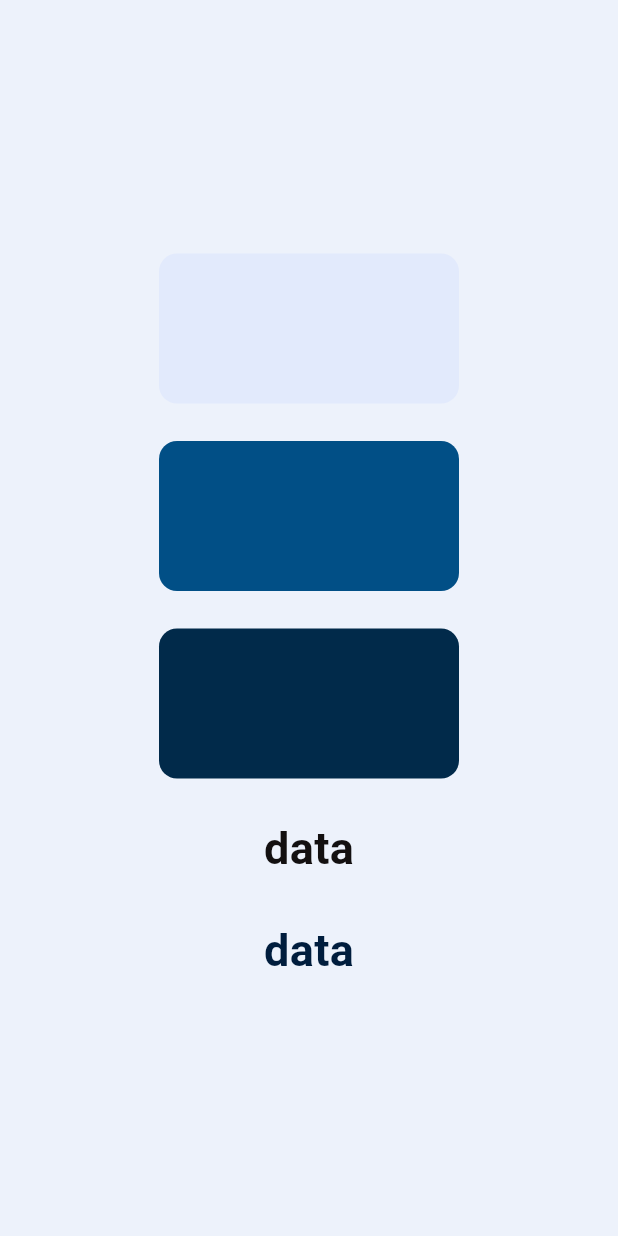
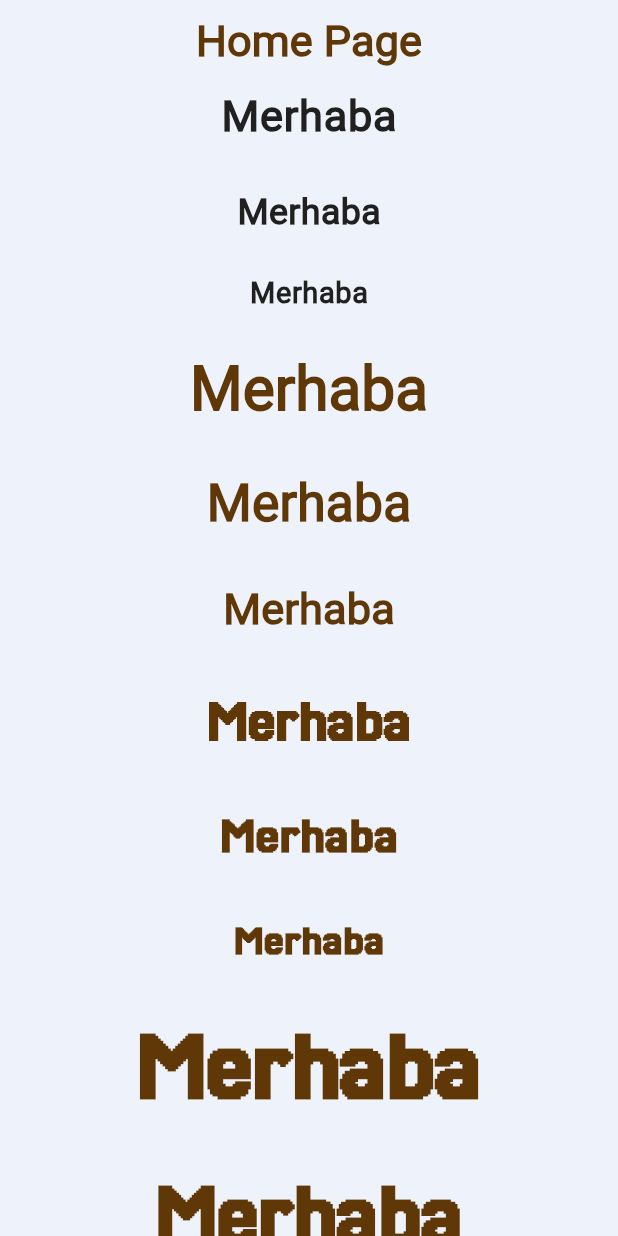
Before and after one commit to egeinann/Mind-Training-App, a Flutter app: the screen it shows after launch, on a phone screen of 412 x 824 dp. Run offline on Flutter 3.47's test engine with Material 3 defaults, Android fonts, the phone set to English and light mode, and no system bars; our stand-ins replace get, responsive_sizer.

Commit message:
font ve tema yapıları tamamlandı

```diff
--- a/lib/main.dart
+++ b/lib/main.dart
@@ -2,6 +2,8 @@ import 'package:flutter/material.dart';
 import 'package:get/get_navigation/get_navigation.dart';
 import 'package:mind_training_app/routes/pages.dart';
 import 'package:mind_training_app/routes/routes.dart';
+import 'package:mind_training_app/utils/themes.dart';
+import 'package:responsive_sizer/responsive_sizer.dart';
 
 void main() {
   runApp(const MyApp());
@@ -13,10 +15,17 @@ class MyApp extends StatelessWidget {
   // This widget is the root of your application.
   @override
   Widget build(BuildContext context) {
-    return GetMaterialApp(
-      debugShowCheckedModeBanner: false,
-      initialRoute: Routes.homepage,
-      getPages: Pages.pages,
+    return ResponsiveSizer(
+      builder: (context, orientation, screenType) {
+        return GetMaterialApp(
+          theme: ThemeClass.lightTheme,
+          themeMode: ThemeMode.light,
+          darkTheme: ThemeClass.darkTheme,
+          debugShowCheckedModeBanner: false,
+          initialRoute: Routes.homepage,
+          getPages: Pages.pages,
+        );
+      },
     );
   }
 }
--- a/lib/modules/home_page.dart
+++ b/lib/modules/home_page.dart
@@ -1,5 +1,5 @@
 import 'package:flutter/material.dart';
-import 'package:mind_training_app/utils/colors.dart';
+import 'package:get/get.dart';
 
 class HomePage extends StatelessWidget {
   const HomePage({super.key});
@@ -7,32 +7,32 @@ class HomePage extends StatelessWidget {
   @override
   Widget build(BuildContext context) {
     return Scaffold(
-      backgroundColor: LightColors.background,
+      appBar: AppBar(
+        title: Text("Home Page", style: Get.theme.textTheme.titleSmall),
+        centerTitle: true,
+      ),
       body: Center(
-        child: Column(
-          mainAxisAlignment: MainAxisAlignment.center,
-          spacing: 25,
-          children: [
-            qwe(LightColors.background2),
-            qwe(LightColors.focus),
-            qwe(LightColors.primary),
-            Text(
-              "data",
-              style: TextStyle(
-                color: LightColors.textAndIcon,
-                fontSize: 30,
-                fontWeight: FontWeight.bold,
-              ),
-            ),
-            Text(
-              "data",
-              style: TextStyle(
-                color: LightColors.textAndIcon2,
-                fontSize: 30,
-                fontWeight: FontWeight.bold,
-              ),
-            ),
-          ],
+        child: SingleChildScrollView(
+          physics: const BouncingScrollPhysics(),
+          child: Column(
+            mainAxisAlignment: MainAxisAlignment.center,
+            spacing: 25,
+            children: [
+              Text("Merhaba", style: Get.theme.textTheme.bodyLarge),
+              Text("Merhaba", style: Get.theme.textTheme.bodyMedium),
+              Text("Merhaba", style: Get.theme.textTheme.bodySmall),
+              Text("Merhaba", style: Get.theme.textTheme.titleLarge),
+              Text("Merhaba", style: Get.theme.textTheme.titleMedium),
+              Text("Merhaba", style: Get.theme.textTheme.titleSmall),
+              Text("Merhaba", style: Get.theme.textTheme.labelLarge),
+              Text("Merhaba", style: Get.theme.textTheme.labelMedium),
+              Text("Merhaba", style: Get.theme.textTheme.labelSmall),
+              Text("Merhaba", style: Get.theme.textTheme.displayLarge),
+              Text("Merhaba", style: Get.theme.textTheme.displayMedium),
+              Text("Merhaba", style: Get.theme.textTheme.displaySmall),
+              SizedBox(height: 100),
+            ],
+          ),
         ),
       ),
     );
--- a/lib/utils/colors.dart
+++ b/lib/utils/colors.dart
@@ -1,19 +1,21 @@
 import 'package:flutter/material.dart';
 
-class LightColors{
-  static Color background=const Color(0xFFedf2fb);
-  static Color background2=const Color(0xFFe2eafc);
-  static Color primary=const Color(0xFF012a4a);
-  static Color focus=const Color(0xFF014f86);
-  static Color textAndIcon=const Color(0xFF131010);
-  static Color textAndIcon2=const Color(0xFF001d3d);
+class LightColors {
+  static Color background = const Color(0xFFedf2fb);
+  static Color background2 = const Color(0xFFe2eafc);
+  static Color card = const Color(0xFF6f5e53);
+  static Color primary = const Color(0xFF8a7968);
+  static Color focus = const Color(0xFFc3a995);
+  static Color textAndIcon = const Color(0xFF202020);
+  static Color textAndIcon2 = const Color(0xFF603808);
 }
 
-class DarkColors{
-  static Color background=const Color(0xFF040f16);
-  static Color background2=const Color(0xFF242423);
-  static Color primary=const Color(0xFF012a4a);
-  static Color focus=const Color(0xFF014f86);
-  static Color textAndIcon=const Color(0xFFF5EFFF);
-  static Color textAndIcon2=const Color(0xFFb6ccfe);
+class DarkColors {
+  static Color background = const Color(0xFF202020);
+  static Color background2 = const Color(0xFF333533);
+  static Color card = const Color(0xFF6f5e53);
+  static Color primary = const Color(0xFF8a7968);
+  static Color focus = const Color(0xFFc3a995);
+  static Color textAndIcon = const Color(0xFFedf2fb);
+  static Color textAndIcon2 = const Color(0xFFddb892);
 }
--- a/lib/utils/strings.dart
+++ b/lib/utils/strings.dart
@@ -1,3 +1,5 @@
 class AppStrings{
-
+  static const String appName = "Mind Training";
+  static const String fontRoboto = "Roboto";
+  static const String fontJersey = "Jersey";
 }
--- a/lib/utils/themes.dart
+++ b/lib/utils/themes.dart
@@ -0,0 +1,232 @@
+import 'package:flutter/material.dart';
+import 'package:mind_training_app/utils/colors.dart';
+import 'package:mind_training_app/utils/strings.dart';
+import 'package:responsive_sizer/responsive_sizer.dart';
+
+class ThemeClass {
+  static final ThemeData lightTheme = ThemeData(
+    scaffoldBackgroundColor: LightColors.background,
+    canvasColor: LightColors.background2,
+    primaryColor: LightColors.primary,
+    cardColor: LightColors.card,
+    focusColor: LightColors.focus,
+    iconTheme: IconThemeData(color: LightColors.textAndIcon),
+    appBarTheme: AppBarTheme(
+      backgroundColor: LightColors.background,
+      foregroundColor: LightColors.textAndIcon,
+      elevation: 0,
+      scrolledUnderElevation: 0,
+      iconTheme: IconThemeData(color: LightColors.textAndIcon),
+    ),
+    textTheme: TextTheme(
+      // *** NEGATIVE TEXT STYLES ***
+      bodyLarge: TextStyle(
+        color: LightColors.textAndIcon,
+        fontSize: 22.sp,
+        fontWeight: FontWeight.bold,
+        fontFamily: AppStrings.fontRoboto,
+      ),
+      bodyMedium: TextStyle(
+        color: LightColors.textAndIcon,
+        fontSize: 20.sp,
+        fontWeight: FontWeight.bold,
+        fontFamily: AppStrings.fontRoboto,
+      ),
+      bodySmall: TextStyle(
+        color: LightColors.textAndIcon,
+        fontSize: 18.sp,
+        fontWeight: FontWeight.bold,
+        fontFamily: AppStrings.fontRoboto,
+      ),
+      // *** SAME TEXT STYLES ***
+      headlineLarge: TextStyle(
+        color: LightColors.background,
+        fontSize: 22.sp,
+        fontWeight: FontWeight.bold,
+        fontFamily: AppStrings.fontRoboto,
+      ),
+      headlineMedium: TextStyle(
+        color: LightColors.background,
+        fontSize: 20.sp,
+        fontWeight: FontWeight.bold,
+        fontFamily: AppStrings.fontRoboto,
+      ),
+      headlineSmall: TextStyle(
+        color: LightColors.background,
+        fontSize: 18.sp,
+        fontWeight: FontWeight.bold,
+        fontFamily: AppStrings.fontRoboto,
+      ),
+      // *** TITLE TEXT STYLES ***
+      titleLarge: TextStyle(
+        color: LightColors.textAndIcon2,
+        fontSize: 26.sp,
+        fontWeight: FontWeight.bold,
+        fontFamily: AppStrings.fontRoboto,
+      ),
+      titleMedium: TextStyle(
+        color: LightColors.textAndIcon2,
+        fontSize: 24.sp,
+        fontWeight: FontWeight.bold,
+        fontFamily: AppStrings.fontRoboto,
+      ),
+      titleSmall: TextStyle(
+        color: LightColors.textAndIcon2,
+        fontSize: 22.sp,
+        fontWeight: FontWeight.bold,
+        fontFamily: AppStrings.fontRoboto,
+      ),
+      // *** JERSEY TEXT STYLES ***
+      labelLarge: TextStyle(
+        color: LightColors.textAndIcon2,
+        fontSize: 26.sp,
+        fontWeight: FontWeight.bold,
+        fontFamily: AppStrings.fontJersey,
+      ),
+      labelMedium: TextStyle(
+        color: LightColors.textAndIcon2,
+        fontSize: 24.sp,
+        fontWeight: FontWeight.bold,
+        fontFamily: AppStrings.fontJersey,
+      ),
+      labelSmall: TextStyle(
+        color: LightColors.textAndIcon2,
+        fontSize: 22.sp,
+        fontWeight: FontWeight.bold,
+        fontFamily: AppStrings.fontJersey,
+      ),
+      // *** DISPLAY TEXT STYLES ***
+      displayLarge: TextStyle(
+        color: LightColors.textAndIcon2,
+        fontSize: 34.sp,
+        fontWeight: FontWeight.bold,
+        fontFamily: AppStrings.fontJersey,
+      ),
+      displayMedium: TextStyle(
+        color: LightColors.textAndIcon2,
+        fontSize: 32.sp,
+        fontWeight: FontWeight.bold,
+        fontFamily: AppStrings.fontJersey,
+      ),
+      displaySmall: TextStyle(
+        color: LightColors.textAndIcon2,
+        fontSize: 30.sp,
+        fontWeight: FontWeight.bold,
+        fontFamily: AppStrings.fontJersey,
+      ),
+    ),
+  );
+
+  static final ThemeData darkTheme = ThemeData(
+    scaffoldBackgroundColor: DarkColors.background,
+    canvasColor: DarkColors.background2,
+    primaryColor: DarkColors.primary,
+    cardColor: DarkColors.card,
+    focusColor: DarkColors.focus,
+    appBarTheme: AppBarTheme(
+      backgroundColor: DarkColors.background,
+      foregroundColor: DarkColors.textAndIcon,
+      elevation: 0,
+      scrolledUnderElevation: 0,
+      iconTheme: IconThemeData(color: DarkColors.textAndIcon),
+    ),
+    iconTheme: IconThemeData(color: DarkColors.textAndIcon),
+    textTheme: TextTheme(
+      // *** NEGATIVE TEXT STYLES ***
+      bodyLarge: TextStyle(
+        color: DarkColors.textAndIcon,
+        fontSize: 22.sp,
+        fontWeight: FontWeight.bold,
+        fontFamily: AppStrings.fontRoboto,
+      ),
+      bodyMedium: TextStyle(
+        color: DarkColors.textAndIcon,
+        fontSize: 20.sp,
+        fontWeight: FontWeight.bold,
+        fontFamily: AppStrings.fontRoboto,
+      ),
+      bodySmall: TextStyle(
+        color: DarkColors.textAndIcon,
+        fontSize: 18.sp,
+        fontWeight: FontWeight.bold,
+        fontFamily: AppStrings.fontRoboto,
+      ),
+      // *** SAME TEXT STYLES ***
+      headlineLarge: TextStyle(
+        color: DarkColors.background,
+        fontSize: 22.sp,
+        fontWeight: FontWeight.bold,
+        fontFamily: AppStrings.fontRoboto,
+      ),
+      headlineMedium: TextStyle(
+        color: DarkColors.background,
+        fontSize: 20.sp,
+        fontWeight: FontWeight.bold,
+        fontFamily: AppStrings.fontRoboto,
+      ),
+      headlineSmall: TextStyle(
+        color: DarkColors.background,
+        fontSize: 18.sp,
+        fontWeight: FontWeight.bold,
+        fontFamily: AppStrings.fontRoboto,
+      ),
+      // *** TITLE TEXT STYLES ***
+      titleLarge: TextStyle(
+        color: DarkColors.textAndIcon2,
+        fontSize: 26.sp,
+        fontWeight: FontWeight.bold,
+        fontFamily: AppStrings.fontRoboto,
+      ),
+      titleMedium: TextStyle(
+        color: DarkColors.textAndIcon2,
+        fontSize: 24.sp,
+        fontWeight: FontWeight.bold,
+        fontFamily: AppStrings.fontRoboto,
+      ),
+      titleSmall: TextStyle(
+        color: DarkColors.textAndIcon2,
+        fontSize: 22.sp,
+        fontWeight: FontWeight.bold,
+        fontFamily: AppStrings.fontRoboto,
+      ),
+      // *** JERSEY TEXT STYLES ***
+      labelLarge: TextStyle(
+        color: DarkColors.textAndIcon2,
+        fontSize: 26.sp,
+        fontWeight: FontWeight.bold,
+        fontFamily: AppStrings.fontJersey,
+      ),
+      labelMedium: TextStyle(
+        color: DarkColors.textAndIcon2,
+        fontSize: 24.sp,
+        fontWeight: FontWeight.bold,
+        fontFamily: AppStrings.fontJersey,
+      ),
+      labelSmall: TextStyle(
+        color: DarkColors.textAndIcon2,
+        fontSize: 22.sp,
+        fontWeight: FontWeight.bold,
+        fontFamily: AppStrings.fontJersey,
+      ),
+      // *** DISPLAY TEXT STYLES ***
+      displayLarge: TextStyle(
+        color: DarkColors.textAndIcon2,
+        fontSize: 34.sp,
+        fontWeight: FontWeight.bold,
+        fontFamily: AppStrings.fontJersey,
+      ),
+      displayMedium: TextStyle(
+        color: DarkColors.textAndIcon2,
+        fontSize: 32.sp,
+        fontWeight: FontWeight.bold,
+        fontFamily: AppStrings.fontJersey,
+      ),
+      displaySmall: TextStyle(
+        color: DarkColors.textAndIcon2,
+        fontSize: 30.sp,
+        fontWeight: FontWeight.bold,
+        fontFamily: AppStrings.fontJersey,
+      ),
+    ),
+  );
+}
```
Also changed, not shown: pubspec.yaml (+7 -6 lines), assets/fonts/Jersey25-Regular.ttf (added), assets/fonts/Roboto-Regular.ttf (added).
